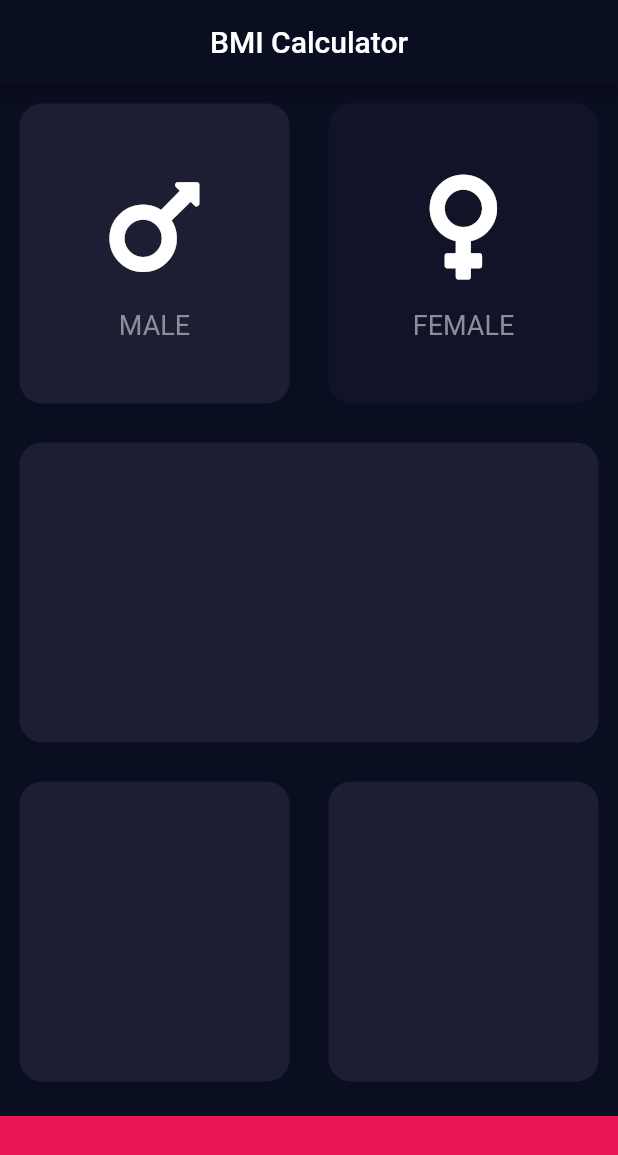
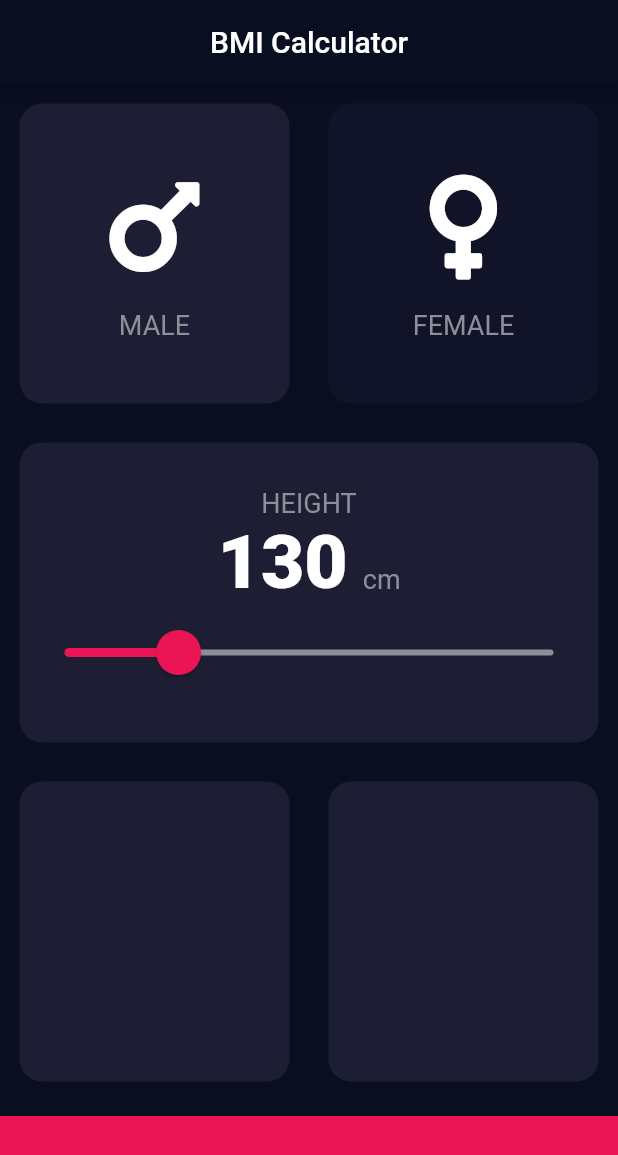
Before and after one commit to GigasTaufan/BMI-Calculator, a Flutter app: the screen it shows after launch, after a tap on "MALE", on a phone screen of 412 x 824 dp. Shown: the top 1155 px of the screen. Run offline on Flutter 3.47's test engine with Material 2 defaults, Android fonts, the phone set to English and light mode, and no system bars; our stand-ins replace font_awesome_flutter.

Commit message:
add Slider Widget for Height attribute

```diff
--- /dev/null
+++ b/lib/constants.dart
@@ -0,0 +1,22 @@
+import 'package:flutter/material.dart';
+
+const kBottomContainerHeight = 80.0;
+const kActiveCardColor = Color(0xFF1D1E33);
+const kInactiveCardColor = Color(0xFF111328);
+const kBottomContainerColor = Color(0xFFEB1555);
+const kActiveSlider = Color(0xFFEB1555);
+const kInactiveSlider = Color(0xFF8D8E98);
+const kOverlaySlider = Color(0x50EB1555);
+
+const kLabelTextColor = TextStyle(
+  fontSize: 18.0,
+  color: Color(0xFF8D8E98),
+);
+
+const kNumberTextStyle = TextStyle(
+  fontSize: 50.0,
+  fontWeight: FontWeight.w900,
+);
+
+const kMinHeight = 100;
+const kMaxHeight = 230;
--- a/lib/icon_content.dart
+++ b/lib/icon_content.dart
@@ -1,4 +1,5 @@
 import 'package:flutter/material.dart';
+import 'package:bmi_app_2/constants.dart';
 
 class IconContent extends StatelessWidget {
   IconContent({this.icon, this.label});
@@ -19,11 +20,8 @@ class IconContent extends StatelessWidget {
         ),
         Text(
           label,
-          style: TextStyle(
-            fontSize: 18.0,
-            color: Color(0xFF8D8E98),
-          ),
-        )
+          style: kLabelTextColor,
+        ),
       ],
     );
   }
--- a/lib/input_page.dart
+++ b/lib/input_page.dart
@@ -3,11 +3,12 @@ import 'package:flutter/material.dart';
 import 'package:font_awesome_flutter/font_awesome_flutter.dart';
 import 'package:bmi_app_2/reusable_card.dart';
 import 'package:bmi_app_2/icon_content.dart';
+import 'constants.dart';
 
-const bottomContainerHeight = 80.0;
-const activeCardColor = Color(0xFF1D1E33);
-const inactiveCardColor = Color(0XFF111328);
-const bottomContainerColor = Color(0XFFEB1555);
+enum Gender {
+  male,
+  female,
+}
 
 class InputPage extends StatefulWidget {
   @override
@@ -15,27 +16,9 @@ class InputPage extends StatefulWidget {
 }
 
 class _InputPageState extends State<InputPage> {
-  Color maleCardColour = inactiveCardColor;
-  Color femaleCardColour = inactiveCardColor;
-
-  //1: male, 2: female
-  void updateCardColour(int gender) {
-    if (gender == 1) {
-      if (maleCardColour == inactiveCardColor) {
-        maleCardColour = activeCardColor;
-        femaleCardColour = inactiveCardColor;
-      } else {
-        maleCardColour = inactiveCardColor;
-      }
-    } else {
-      if (femaleCardColour == inactiveCardColor) {
-        femaleCardColour = activeCardColor;
-        maleCardColour = inactiveCardColor;
-      } else {
-        femaleCardColour = inactiveCardColor;
-      }
-    }
-  }
+  Gender selectedGender;
+  int height = 130;
+  int weight = 45;
 
   @override
   Widget build(BuildContext context) {
@@ -46,69 +29,129 @@ class _InputPageState extends State<InputPage> {
       ),
       body: Column(
         children: [
+          // FIRST SECTION --GENDER--
           Expanded(
             child: Row(
               children: [
                 //  MALE CARD
                 Expanded(
-                  child: GestureDetector(
-                    onTap: () {
+                  child: ReusableCard(
+                    onPress: () {
                       setState(() {
-                        updateCardColour(1);
+                        selectedGender = Gender.male;
                       });
                     },
-                    child: ReusableCard(
-                      color: maleCardColour,
-                      childCard: IconContent(
-                          icon: FontAwesomeIcons.mars, label: "MALE"),
-                    ),
+                    // color: maleCardColour,
+                    color: selectedGender == Gender.male
+                        ? kActiveCardColor
+                        : kInactiveCardColor,
+                    childCard:
+                        IconContent(icon: FontAwesomeIcons.mars, label: "MALE"),
                   ),
                 ),
 
                 //  FEMALE CARD
                 Expanded(
-                  child: GestureDetector(
-                    onTap: () {
+                  child: ReusableCard(
+                    onPress: () {
                       setState(() {
-                        updateCardColour(2);
+                        selectedGender = Gender.female;
                       });
                     },
-                    child: ReusableCard(
-                      color: femaleCardColour,
-                      childCard: IconContent(
-                          icon: FontAwesomeIcons.venus, label: "FEMALE"),
-                    ),
+                    // color: femaleCardColour,
+                    color: selectedGender == Gender.female
+                        ? kActiveCardColor
+                        : kInactiveCardColor,
+                    childCard: IconContent(
+                        icon: FontAwesomeIcons.venus, label: "FEMALE"),
                   ),
                 ),
               ],
             ),
           ),
+
+          // SECOND SECTION --HEIGHT--
           Expanded(
             child: ReusableCard(
-              color: activeCardColor,
+              color: kActiveCardColor,
+              childCard: Column(
+                mainAxisAlignment: MainAxisAlignment.center,
+                children: [
+                  Text(
+                    "HEIGHT",
+                    style: kLabelTextColor,
+                  ),
+                  Row(
+                    mainAxisAlignment: MainAxisAlignment.center,
+                    crossAxisAlignment: CrossAxisAlignment.baseline,
+                    textBaseline: TextBaseline.alphabetic,
+                    children: [
+                      Text(
+                        height.toString(),
+                        style: kNumberTextStyle,
+                      ),
+                      SizedBox(
+                        width: 10.0,
+                      ),
+                      Text(
+                        'cm',
+                        style: kLabelTextColor,
+                      ),
+                    ],
+                  ),
+                  SliderTheme(
+                    data: SliderTheme.of(context).copyWith(
+                      activeTrackColor: kActiveSlider,
+                      inactiveTrackColor: kInactiveSlider,
+                      thumbColor: kActiveSlider,
+                      overlayColor: kOverlaySlider,
+                      thumbShape:
+                          RoundSliderThumbShape(enabledThumbRadius: 15.0),
+                      overlayShape:
+                          RoundSliderOverlayShape(overlayRadius: 30.0),
+                    ),
+                    child: Slider(
+                      value: height.toDouble(),
+                      min: kMinHeight.toDouble(),
+                      max: kMaxHeight.toDouble(),
+                      divisions: 100,
+                      onChanged: (double newValue) {
+                        setState(() {
+                          height = newValue.round();
+                        });
+                      },
+                    ),
+                  ),
+                ],
+              ),
             ),
           ),
+
+          // THIRD SECTION --WEIGHT--
           Expanded(
             child: Row(
               children: [
+                //  WEIGHT
                 Expanded(
                   child: ReusableCard(
-                    color: activeCardColor,
+                    color: kActiveCardColor,
                   ),
                 ),
                 Expanded(
                   child: ReusableCard(
-                    color: activeCardColor,
+                    color: kActiveCardColor,
                   ),
                 ),
               ],
             ),
           ),
+
+          //  FOURTH SECTION -- CALCULATE BUTTON--
           Container(
             margin: EdgeInsets.only(top: 10.0),
-            color: bottomContainerColor,
+            color: kBottomContainerColor,
             width: double.infinity,
-            height: bottomContainerHeight,
+            height: kBottomContainerHeight,
           ),
         ],
       ),
--- a/lib/reusable_card.dart
+++ b/lib/reusable_card.dart
@@ -1,20 +1,24 @@
 import 'package:flutter/material.dart';
 
 class ReusableCard extends StatelessWidget {
-  ReusableCard({@required this.color, this.childCard});
+  ReusableCard({@required this.color, this.childCard, this.onPress});
 
   final Color color;
   final Widget childCard;
+  final Function onPress;
 
   @override
   Widget build(BuildContext context) {
-    return Container(
-      margin: EdgeInsets.all(13.0),
-      decoration: BoxDecoration(
-        color: color,
-        borderRadius: BorderRadius.circular(15.0),
+    return GestureDetector(
+      onTap: onPress,
+      child: Container(
+        margin: EdgeInsets.all(13.0),
+        decoration: BoxDecoration(
+          color: color,
+          borderRadius: BorderRadius.circular(15.0),
+        ),
+        child: childCard,
       ),
-      child: childCard,
     );
   }
 }
```
